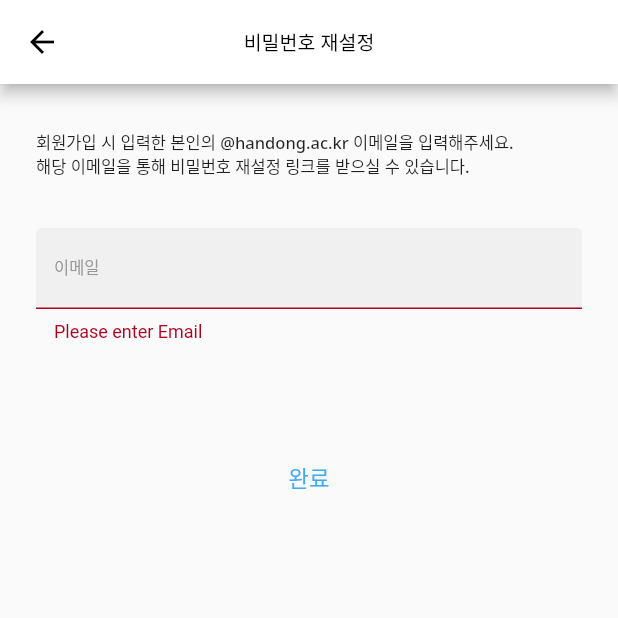
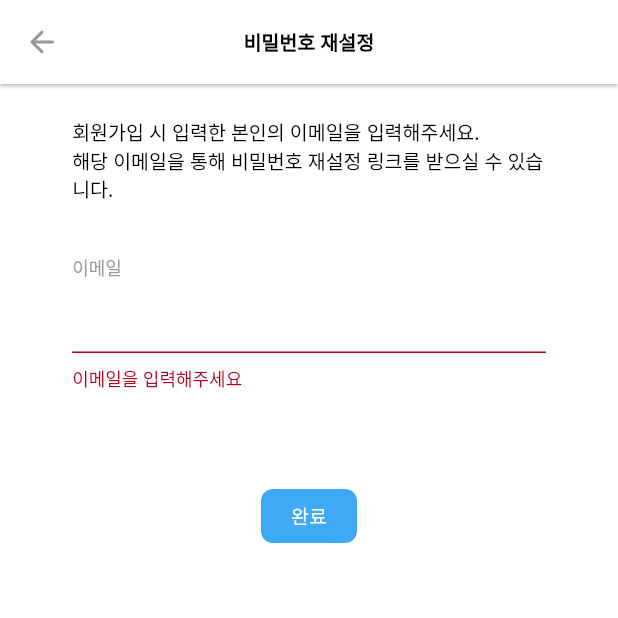
Before and after one commit to I-Taxi/itaxi-front, a Flutter app: the ForgotPwScreen screen opened directly, after a tap on "완료", on a phone screen of 412 x 824 dp, the top half of it. Run offline on Flutter 3.47's test engine with Material 2 defaults, Android fonts, the phone set to English and light mode, and no system bars; our stand-ins replace cloud_firestore, firebase_auth, firebase_core, flutter_screenutil, flutter_secure_storage, get; missing offline and left inert: flutter_email_sender; accounts and stored records are empty; Roboto replaces fonts that are missing (Seoul).

Commit message:
refactor: Change ui of signIn-screen, signUp-screen and Add unfocused code

```diff
--- a/lib/signInUp/forgotPwScreen.dart
+++ b/lib/signInUp/forgotPwScreen.dart
@@ -1,27 +1,17 @@
-import 'package:flutter/cupertino.dart';
 import 'package:flutter/material.dart';
 import 'package:flutter_screenutil/flutter_screenutil.dart';
 import 'package:get/get.dart';
 import 'package:itaxi/controller/signInController.dart';
-import 'package:itaxi/controller/userController.dart';
 import 'package:itaxi/src/theme.dart';
 
+class ForgotPwScreen extends StatelessWidget {
+  ForgotPwScreen({Key? key}) : super(key: key);
 
-
-class ForgotPwScreen extends StatefulWidget {
-  const ForgotPwScreen({Key? key}) : super(key: key);
-
-  @override
-  _ForgotPwScreenState createState() => _ForgotPwScreenState();
-}
-
-class _ForgotPwScreenState extends State<ForgotPwScreen> {
-  SignInController _signInController = SignInController();
+  SignInController _signInController = Get.find();
 
   final _emailController = TextEditingController();
 
   final _formKey = GlobalKey<FormState>();
-
 
   @override
   Widget build(BuildContext context) {
@@ -31,100 +21,180 @@ class _ForgotPwScreenState extends State<ForgotPwScreen> {
     return SafeArea(
       child: Scaffold(
         appBar: AppBar(
+          shadowColor: colorScheme.shadow,
+          elevation: 1.0,
           centerTitle: true,
           title: Text(
             '비밀번호 재설정',
-            style: ITaxiTheme.textTheme.subtitle1,
+            style: ITaxiTheme.textTheme.subtitle1?.copyWith(
+              color: colorScheme.onPrimary,
+              fontWeight: FontWeight.bold,
             ),
           ),
-        body: Form(
-          key: _formKey,
-          child: ListView(
-            padding: const EdgeInsets.symmetric(horizontal: 24.0, vertical: 30.0),
-            children: [
-              Container(
-                decoration: BoxDecoration(
-                  // color: colorScheme.secondary,
-                  borderRadius: BorderRadius.all(
-                    Radius.circular(8),
+          leading: IconButton(
+            onPressed: () {
+              Get.back();
+            },
+            icon: Icon(
+              Icons.arrow_back_rounded,
+              color: colorScheme.tertiary,
             ),
           ),
-                child: Text('회원가입 시 입력한 본인의 @handong.ac.kr 이메일을 입력해주세요.\n해당 이메일을 통해 비밀번호 재설정 링크를 받으실 수 있습니다.', style: textTheme.bodyText1,),
         ),
-              SizedBox(height: 30.0.h,),
+        backgroundColor: colorScheme.background,
+        body: GestureDetector(
+          behavior: HitTestBehavior.opaque,
+          onTap: () {
+            FocusScope.of(context).unfocus();
+          },
+          child: Form(
+            key: _formKey,
+            child: SingleChildScrollView(
+              child: Padding(
+                padding: EdgeInsets.symmetric(
+                  vertical: 20.0.h,
+                  horizontal: 48.0.w,
+                ),
+                child: Column(
+                  children: [
+                    Text(
+                      '회원가입 시 입력한 본인의 이메일을 입력해주세요.\n해당 이메일을 통해 비밀번호 재설정 링크를 받으실 수 있습니다.',
+                      style: textTheme.subtitle1?.copyWith(
+                        color: colorScheme.onPrimary,
+                      ),
+                    ),
+                    SizedBox(
+                      height: 30.0.h,
+                    ),
+                    Align(
+                      alignment: Alignment.bottomLeft,
+                      child: Text(
+                        '이메일',
+                        style: textTheme.subtitle1?.copyWith(
+                          fontSize: 12,
+                          color: colorScheme.tertiary,
+                        ),
+                      ),
+                    ),
                     // 이메일 입력
                     TextFormField(
                         controller: _emailController,
                         autocorrect: false,
                         autovalidateMode: AutovalidateMode.onUserInteraction,
                         decoration: InputDecoration(
-                      filled: true,
-                      labelText: '이메일',
-                      labelStyle: textTheme.bodyText1
-                          ?.copyWith(color: colorScheme.tertiary)),
+                          suffixText: '@handong.ac.kr',
+                          suffixStyle: textTheme.subtitle1?.copyWith(
+                            color: colorScheme.tertiary,
+                          ),
+                          enabledBorder: UnderlineInputBorder(
+                            borderSide: BorderSide(
+                              color: colorScheme.tertiary,
+                              width: 0.3,
+                            ),
+                          ),
+                          focusedBorder: UnderlineInputBorder(
+                            borderSide: BorderSide(
+                              color: colorScheme.secondary,
+                              width: 1.0,
+                            ),
+                          ),
+                        ),
                         onChanged: (value) {
-                    _signInController.email = value;
+                          _signInController.email = '$value@handong.ac.kr';
                         },
                         validator: (value) {
-                    if (value!.isEmpty) return 'Please enter Email';
-                    // pattern 변경하면 됨.
-                    // regExp = RegExp(pattern.toString());
-                    // if (!regExp.hasMatch(value)) return 'Username is invalid'
+                          if (value!.isEmpty) return '이메일을 입력해주세요';
                           return null;
                         }),
-              const SizedBox(height: 12.0),
-
-              SizedBox(height: 50.0.h),
                     SizedBox(
-                width: 104.w,
-                height: 40.h,
-                child: TextButton(
-                  child: Text("완료", style: textTheme.headline2!.copyWith(color: colorScheme.secondary),),
-                  onPressed: () {
-                    if(_formKey.currentState!.validate()){
-                      ShowDialog(context);
+                      height: 52.0.h,
+                    ),
+                    ElevatedButton(
+                      style: ElevatedButton.styleFrom(
+                        elevation: 0,
+                        primary: colorScheme.secondary,
+                        shape: RoundedRectangleBorder(
+                          borderRadius: BorderRadius.circular(8.0),
+                        ),
+                      ),
+                      onPressed: () async {
+                        if (_formKey.currentState!.validate()) {
+                          showConfirmDialog(context);
                         }
-                    // Get.to(UserInfoRefactorScreen());
                       },
+                      child: Text(
+                        '완료',
+                        style: textTheme.subtitle1!.copyWith(
+                          color: colorScheme.primary,
                         ),
-              )
+                      ),
+                    ),
                   ],
+                ),
+              ),
+            ),
           ),
         ),
       ),
     );
   }
 
-  void ShowDialog(context) {
+  void showConfirmDialog(context) {
+    final colorScheme = Theme.of(context).colorScheme;
+    final textTheme = Theme.of(context).textTheme;
     showDialog(
       context: context,
       builder: (BuildContext context) {
-          final textTheme = Theme.of(context).textTheme;
-          return AlertDialog(
+        return Dialog(
+          elevation: 0,
           shape: RoundedRectangleBorder(
-                borderRadius: BorderRadius.circular(10.0)),
-            content: Column(
-              mainAxisSize: MainAxisSize.min,
-              crossAxisAlignment: CrossAxisAlignment.start,
+            borderRadius: BorderRadius.circular(4.0),
+          ),
+          child: Container(
+            width: 360.w,
+            height: 200.h,
+            alignment: Alignment.center,
+            padding: EdgeInsets.fromLTRB(
+              28.0.w,
+              32.0.h,
+              28.0.w,
+              12.0.h,
+            ),
+            child: Column(
               children: <Widget>[
                 Text(
-                  "회원가입 시 입력하신 이메일이 맞나요?\n메일이 오지 않은 경우, 스팸함을 확인해주세요.",
-                  style: textTheme.bodyText1,
+                  "메일이 오지 않았다면?",
+                  style: textTheme.headline1?.copyWith(
+                    color: colorScheme.secondary,
                   ),
-              ],
                 ),
-            actions: <Widget>[
+                SizedBox(
+                  height: 16.h,
+                ),
+                Text(
+                  '기입한 메일 확인 후, 스팸함을 확인해주세요',
+                  style: textTheme.subtitle1?.copyWith(
+                    color: colorScheme.onPrimary,
+                  ),
+                ),
+                const Spacer(),
                 TextButton(
-                child: Text("확인", style: textTheme.bodyText1,),
-                onPressed: () async{
+                  onPressed: () async {
                     await _signInController.sendPasswordResetEmailByKorean();
                     Get.back();
                     Get.back();
                   },
+                  child: Text(
+                    "확인",
+                    style: textTheme.headline1
+                        ?.copyWith(color: colorScheme.tertiary),
+                  ),
                 ),
               ],
+            ),
+          ),
         );
-        }
+      },
     );
   }
 }
```
Also changed, not shown: lib/settings/noticeScreen.dart (+7 -0 lines), lib/settings/userInfoRefactorScreen.dart (+10 -5 lines), lib/signInUp/signInScreen.dart (+7 -1 lines), lib/signInUp/signUpScreen.dart (+15 -6 lines). Lines whose indentation alone changed are shown as unchanged.
